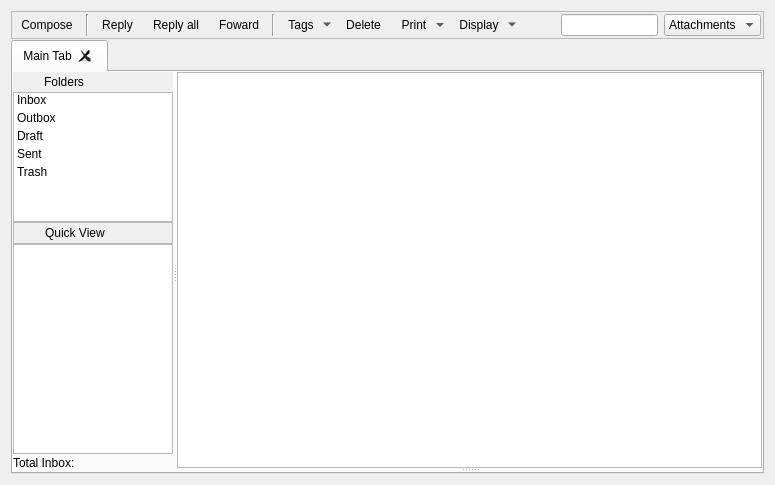
Above: retroshare-gui/src/gui/MessagesDialog.ui from RetroShare/RetroShare before the change. Below: the same form after it.
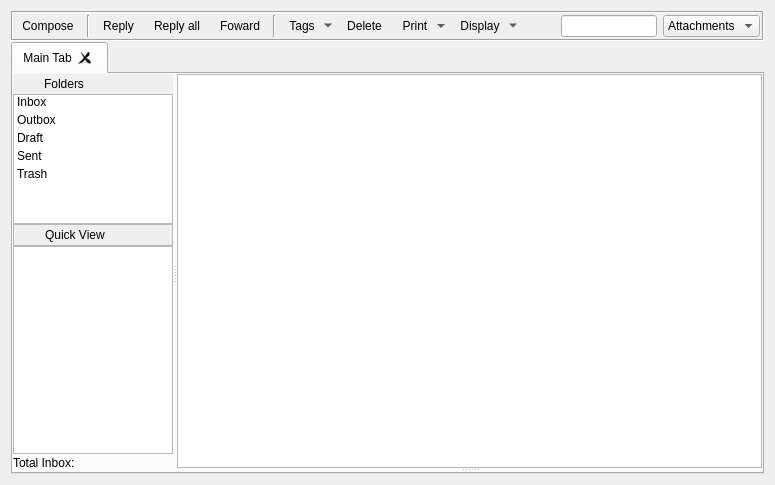
That is the form after the change. Icons and pictures are not drawn. Custom widgets are drawn as their Qt base class.

The edit to the form file:
```diff
--- a/retroshare-gui/src/gui/MessagesDialog.ui
+++ b/retroshare-gui/src/gui/MessagesDialog.ui
@@ -35,10 +35,10 @@
       </size>
      </property>
      <property name="frameShape">
-      <enum>QFrame::StyledPanel</enum>
+      <enum>QFrame::Box</enum>
      </property>
      <property name="frameShadow">
-      <enum>QFrame::Raised</enum>
+      <enum>QFrame::Sunken</enum>
      </property>
      <layout class="QGridLayout" name="gridLayout">
       <property name="margin">
```
